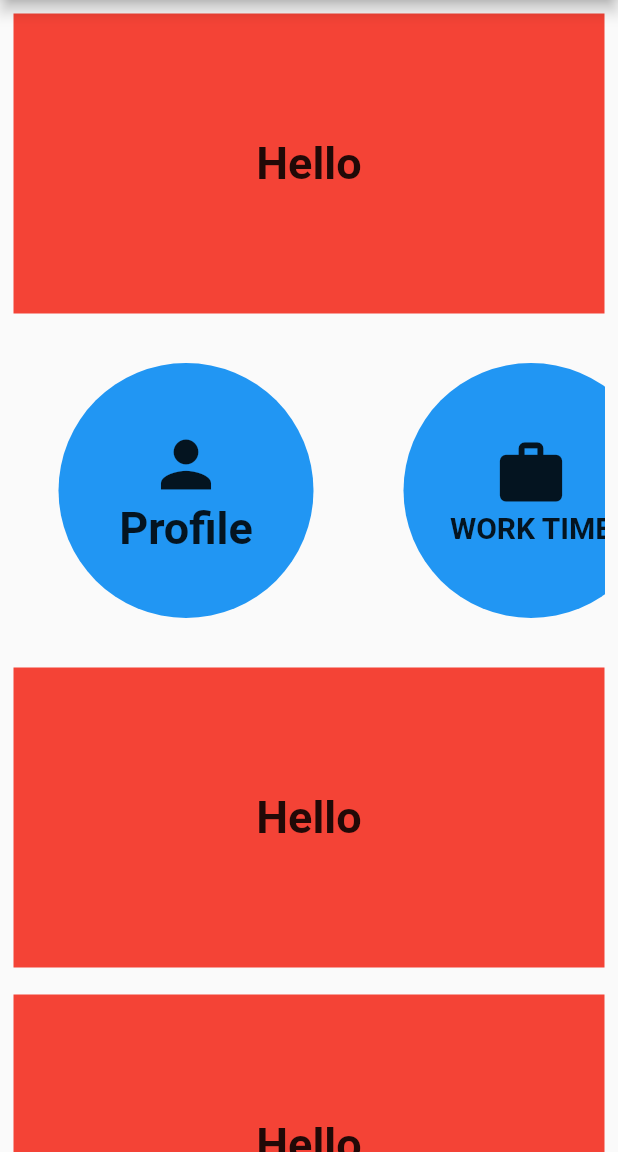
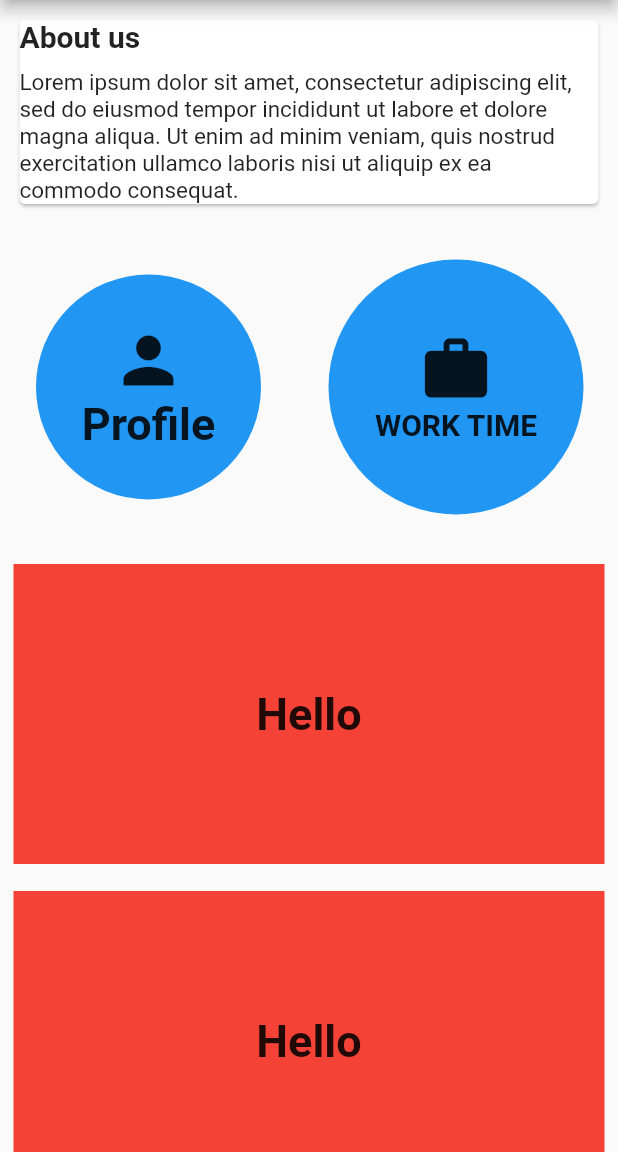
Before and after one commit to Amjadyabroudi128/ListView-scrollable, a Flutter app: the screen it shows after launch, on a phone screen of 412 x 824 dp, the part 84-1236 px from its top. Run offline on Flutter 3.47's test engine with Material 2 defaults, Android fonts, the phone set to English and light mode, and no system bars.

Commit message:
trying to add stuff here

```diff
--- a/lib/HomePage.dart
+++ b/lib/HomePage.dart
@@ -20,9 +20,21 @@ class _HomePageState extends State<HomePage> {
           Padding(
             padding: EdgeInsets.all(9.0),
             child: Container(
-              height: 200,
-              color: Colors.red,
-              child: Center(child: Text("Hello", style: TextStyle(fontSize: 30, fontWeight: FontWeight.bold),)),
+             child: Card(
+               child: Column(
+                 crossAxisAlignment: CrossAxisAlignment.start,
+                 mainAxisAlignment: MainAxisAlignment.start,
+                 children: [
+                   Text(
+                     "About us", style: TextStyle(fontWeight: FontWeight.bold, fontSize: 20),
+                   ),
+                   SizedBox(height: 10,),
+                   Text("Lorem ipsum dolor sit amet, consectetur adipiscing elit, sed do eiusmod tempor "
+                       "incididunt ut labore et dolore magna aliqua."
+                       " Ut enim ad minim veniam, quis nostrud exercitation ullamco laboris nisi ut aliquip ex ea commodo consequat.", style: TextStyle(fontSize: 15),)
+                 ],
+               ),
+             )
             ),
           ),
           Padding(
@@ -35,7 +47,7 @@ class _HomePageState extends State<HomePage> {
                   Padding(
                     padding: EdgeInsets.all(15.0),
                     child: Container(
-                      width: 200,
+                      width: 150,
                       decoration: BoxDecoration(
                           shape: BoxShape.circle,
                         color: Colors.blue
```
